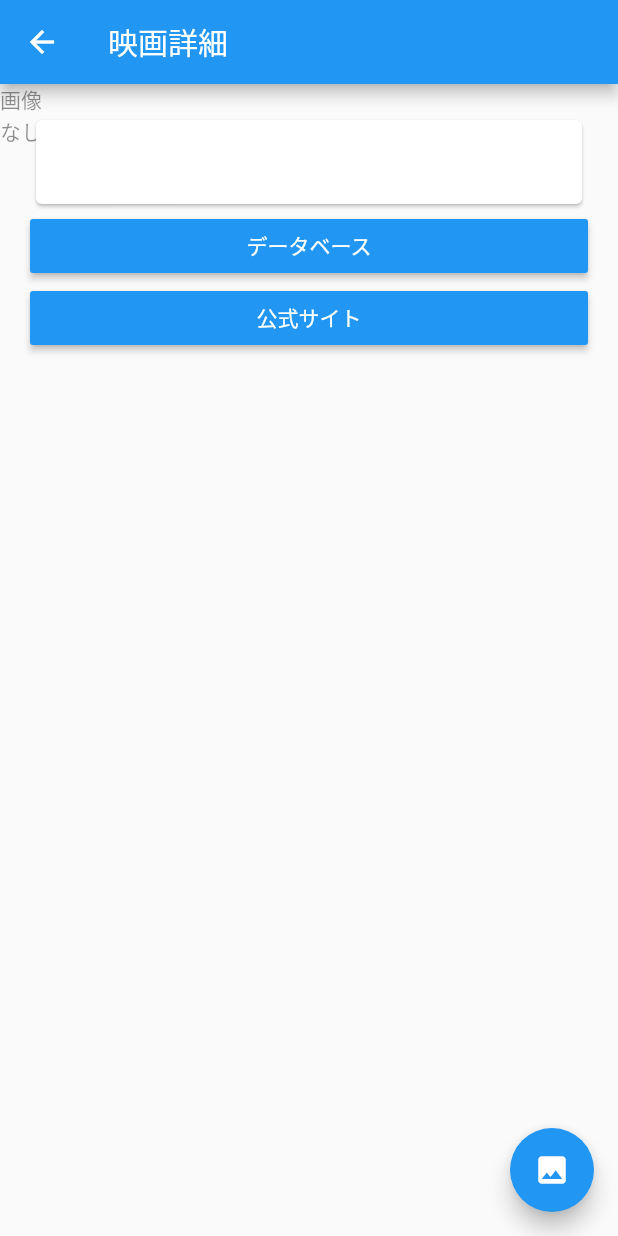
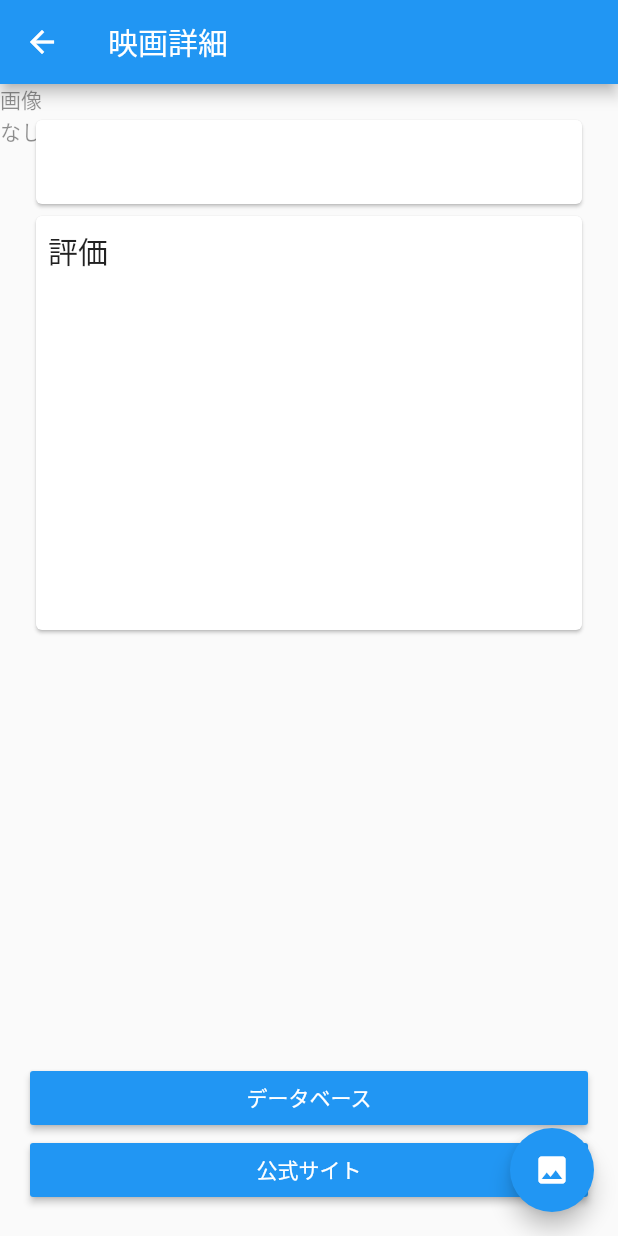
Before and after one commit to Masaki-U/FlutterAcademyGraduationArtWork, a Flutter app: the MovieDetailPage screen opened directly with empty values, on a phone screen of 412 x 824 dp. Run offline on Flutter 3.47's test engine with Material 2 defaults, Android fonts, the phone set to English and light mode, and no system bars; network calls fail.

Commit message:
詳細画面に人気度の円グラフを表示

```diff
--- a/lib/detail.dart
+++ b/lib/detail.dart
@@ -1,3 +1,5 @@
+import 'dart:math' as math;
+
 import 'package:flutter/material.dart';
 import 'package:model/ResponseMovieDetail.dart';
 import 'package:model/apiHandler.dart';
@@ -141,9 +143,22 @@ class _MovieDetailPageState extends State<MovieDetailPage> {
       children: [
         Card(
           child: ListTile(
-            title: Text(title),
+            title: Text(title,
+                style: const TextStyle(fontSize: 24, fontWeight: FontWeight.w600)),
           ),
         ),
+        Flexible(
+            child: Card(
+                child: Column(
+                    crossAxisAlignment: CrossAxisAlignment.stretch,
+                    children: [
+              const Padding(padding: EdgeInsets.only(left: 8, top: 8), child: Text(
+                    "評価",
+                    style: TextStyle(fontSize: 20, fontWeight: FontWeight.w400),
+                  )) ,
+              popular(detail?.voteAverage)
+            ]))),
+        const Expanded(child: Spacer()),
         MaterialButton(
             color: Theme.of(context).primaryColor,
             minWidth: double.infinity,
@@ -168,12 +183,76 @@ class _MovieDetailPageState extends State<MovieDetailPage> {
       ],
     );
   }
+
+  Widget popular(double? voteAverage) {
+    if (voteAverage == null) {
+      return const Spacer();
+    }
+    return Container(
+      width: 200,
+      height: 200,
+      decoration: const BoxDecoration(
+        shape: BoxShape.circle,
+        color: Colors.black,
+      ),
+      child: Stack(
+        alignment: AlignmentDirectional.center,
+        children: [
+          CustomPaint(painter: PopularityPainter(0xff413D17, math.pi * 2)),
+          CustomPaint(
+              painter: PopularityPainter(
+                  0xffD3D453, math.pi * 2 * voteAverage * 0.1)),
+          Row(
+            verticalDirection: VerticalDirection.up,
+            mainAxisAlignment: MainAxisAlignment.center,
+            crossAxisAlignment: CrossAxisAlignment.center,
+            children: [
+              Text(
+                (voteAverage * 10).toInt().toString(),
+                style: const TextStyle(
+                    color: Colors.white,
+                    fontSize: 56,
+                    fontWeight: FontWeight.w700),
+              ),
+              const Text(
+                "%",
+                style:
+                    TextStyle(color: Colors.white, fontWeight: FontWeight.w400),
+              ),
+            ],
+          ),
+        ],
+      ),
+    );
+  }
 }
 
 const imagePath = "https://image.tmdb.org/t/p/w1280";
 
 Widget button(String text) {
-  return Text(text, style: const TextStyle(
-      color: Colors.white
-  ),);
+  return Text(
+    text,
+    style: const TextStyle(color: Colors.white),
+  );
 }
+
+class PopularityPainter extends CustomPainter {
+  final int colorCode;
+  final double sweepAngle;
+
+  PopularityPainter(this.colorCode, this.sweepAngle);
+
+  @override
+  void paint(Canvas canvas, Size size) {
+    var paint1 = Paint()
+      ..color = Color(colorCode)
+      ..style = PaintingStyle.stroke
+      ..strokeWidth = 10;
+    //draw arc
+    canvas.drawArc(const Offset(-90, -90) & const Size(180, 180), -math.pi / 2,
+        sweepAngle, false, paint1);
+  }
+
+  @override
+  bool shouldRepaint(CustomPainter oldDelegate) => true;
+}
```
